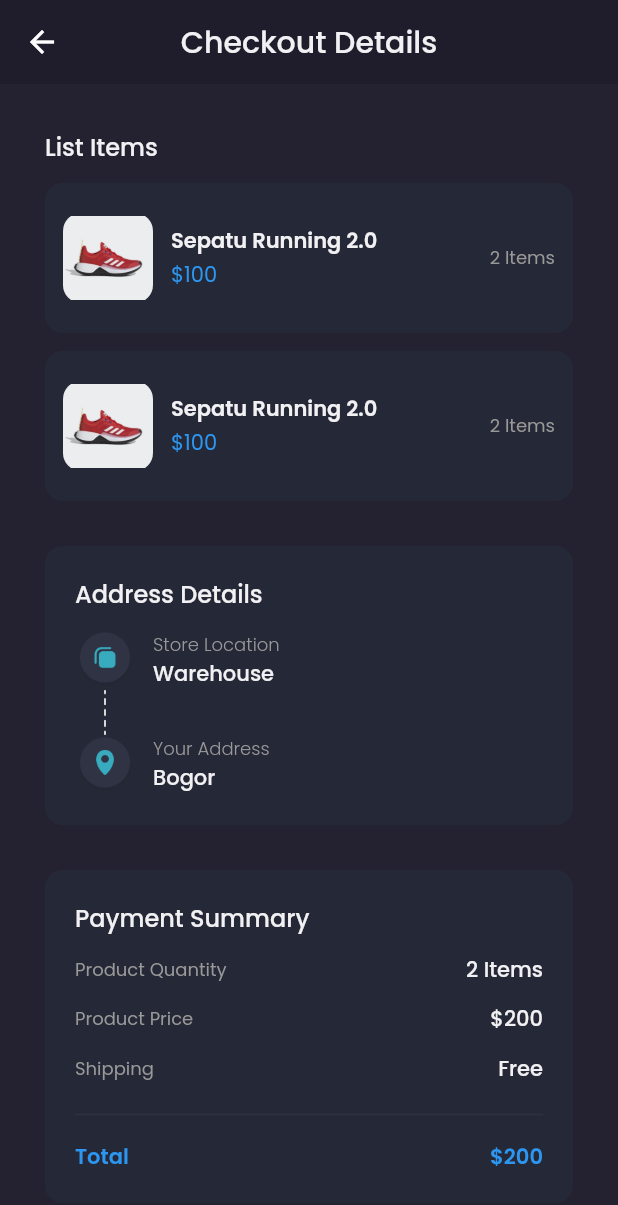
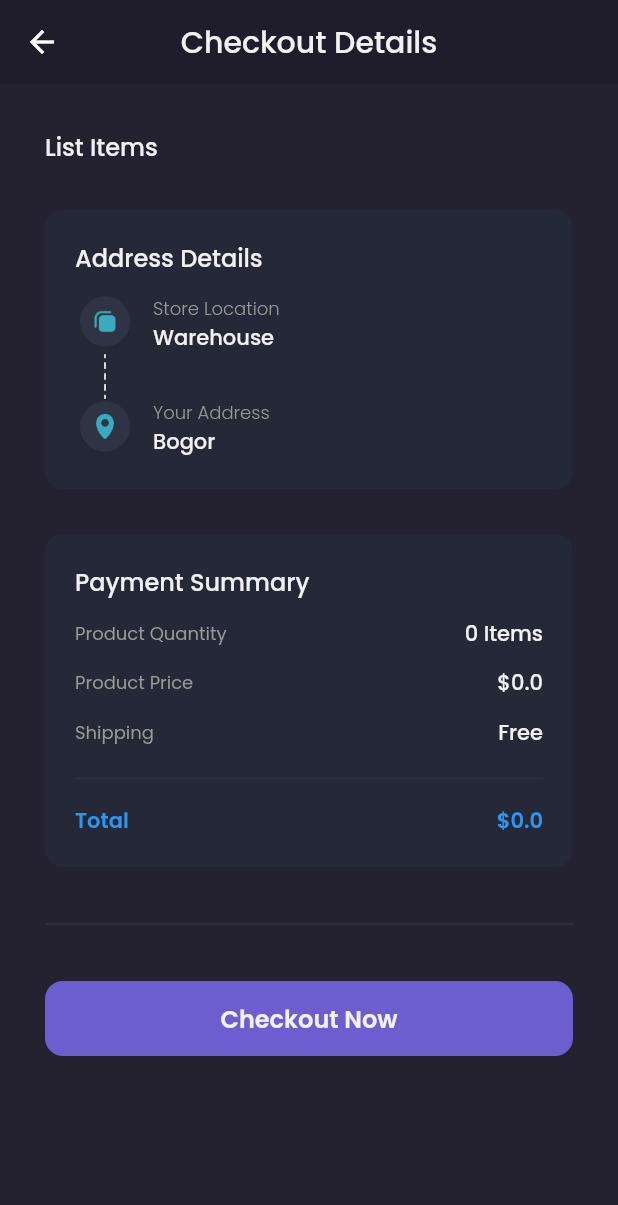
Before and after one commit to nipengg/Shamqq-frontend, a Flutter app: the CheckoutPage screen opened by its route, on a phone screen of 412 x 824 dp. Shown: the top 1205 px of the screen. Run offline on Flutter 3.47's test engine with Material 2 defaults, Android fonts, the phone set to English and light mode, and no system bars; our stand-ins replace carousel_slider, google_fonts; accounts and stored records are empty; network calls fail.

Commit message:
display cart dynamicly in checkout page

```diff
--- a/lib/screens/checkout_page.dart
+++ b/lib/screens/checkout_page.dart
@@ -1,10 +1,14 @@
 import 'package:flutter/material.dart';
+import 'package:provider/provider.dart';
+import 'package:shamqq_frontend/providers/cart_provider.dart';
 import 'package:shamqq_frontend/theme.dart';
 import 'package:shamqq_frontend/widgets/checkout_card.dart';
 
 class CheckoutPage extends StatelessWidget {
   @override
   Widget build(BuildContext context) {
+
+    CartProvider cartProvider = Provider.of<CartProvider>(context);
 
     Widget header(){
       return AppBar(
@@ -28,8 +32,9 @@ class CheckoutPage extends StatelessWidget {
                 Text(
                   'List Items', style: primaryTextStyle.copyWith(fontSize: 16, fontWeight: medium),
                 ),
-                CheckoutCard(),
-                CheckoutCard(),
+                Column(
+                  children: cartProvider.carts.map((cart) => CheckoutCard(cart)).toList(),
+                ),
               ],
             ),
           ),
@@ -88,7 +93,7 @@ class CheckoutPage extends StatelessWidget {
                   mainAxisAlignment: MainAxisAlignment.spaceBetween,
                   children: [
                     Text('Product Quantity', style: secondaryTextStyle.copyWith(fontSize: 12,),),
-                    Text('2 Items', style: primaryTextStyle.copyWith(fontWeight: medium),),
+                    Text('${cartProvider.totalItems()} Items', style: primaryTextStyle.copyWith(fontWeight: medium),),
 
                   ],
                 ),
@@ -97,7 +102,7 @@ class CheckoutPage extends StatelessWidget {
                   mainAxisAlignment: MainAxisAlignment.spaceBetween,
                   children: [
                     Text('Product Price', style: secondaryTextStyle.copyWith(fontSize: 12,),),
-                    Text('\$200', style: primaryTextStyle.copyWith(fontWeight: medium),),
+                    Text('\$${cartProvider.totalPrice()}', style: primaryTextStyle.copyWith(fontWeight: medium),),
 
                   ],
                 ),
@@ -116,7 +121,7 @@ class CheckoutPage extends StatelessWidget {
                   mainAxisAlignment: MainAxisAlignment.spaceBetween,
                   children: [
                     Text('Total', style: priceTextStyle.copyWith(fontSize: 14, fontWeight: semiBold),),
-                    Text('\$200', style: priceTextStyle.copyWith(fontSize: 14, fontWeight: semiBold),),
+                    Text('\$${cartProvider.totalPrice()}', style: priceTextStyle.copyWith(fontSize: 14, fontWeight: semiBold),),
                   ],
                 ),
               ],
--- a/lib/widgets/checkout_card.dart
+++ b/lib/widgets/checkout_card.dart
@@ -1,7 +1,12 @@
 import 'package:flutter/material.dart';
+import 'package:shamqq_frontend/models/cart_model.dart';
 import 'package:shamqq_frontend/theme.dart';
 
 class CheckoutCard extends StatelessWidget {
+
+  final CartModel cart;
+  CheckoutCard(this.cart);
+
   @override
   Widget build(BuildContext context) {
     return Container(
@@ -19,7 +24,7 @@ class CheckoutCard extends StatelessWidget {
             decoration: BoxDecoration(
               borderRadius: BorderRadius.circular(12),
               image: DecorationImage(
-                image: AssetImage('assets/Sepatu_running.png')
+                image: NetworkImage(cart.product.galleries[0].url)
               )
             ),
           ),
@@ -28,14 +33,14 @@ class CheckoutCard extends StatelessWidget {
             child: Column(
               crossAxisAlignment: CrossAxisAlignment.start,
               children: [
-                Text('Sepatu Running 2.0', style: primaryTextStyle.copyWith(fontWeight: semiBold), overflow: TextOverflow.ellipsis,),
+                Text(cart.product.name, style: primaryTextStyle.copyWith(fontWeight: semiBold), overflow: TextOverflow.ellipsis,),
                 SizedBox(height: 2,),
-                Text('\$100', style: priceTextStyle,),
+                Text('\$${cart.product.price}', style: priceTextStyle,),
               ],
             ),
           ),
           SizedBox(width: 12,),
-          Text('2 Items', style: secondaryTextStyle.copyWith(fontSize: 12,)),
+          Text('${cart.quantity} Items', style: secondaryTextStyle.copyWith(fontSize: 12,)),
         ],
       ),
     );
```
